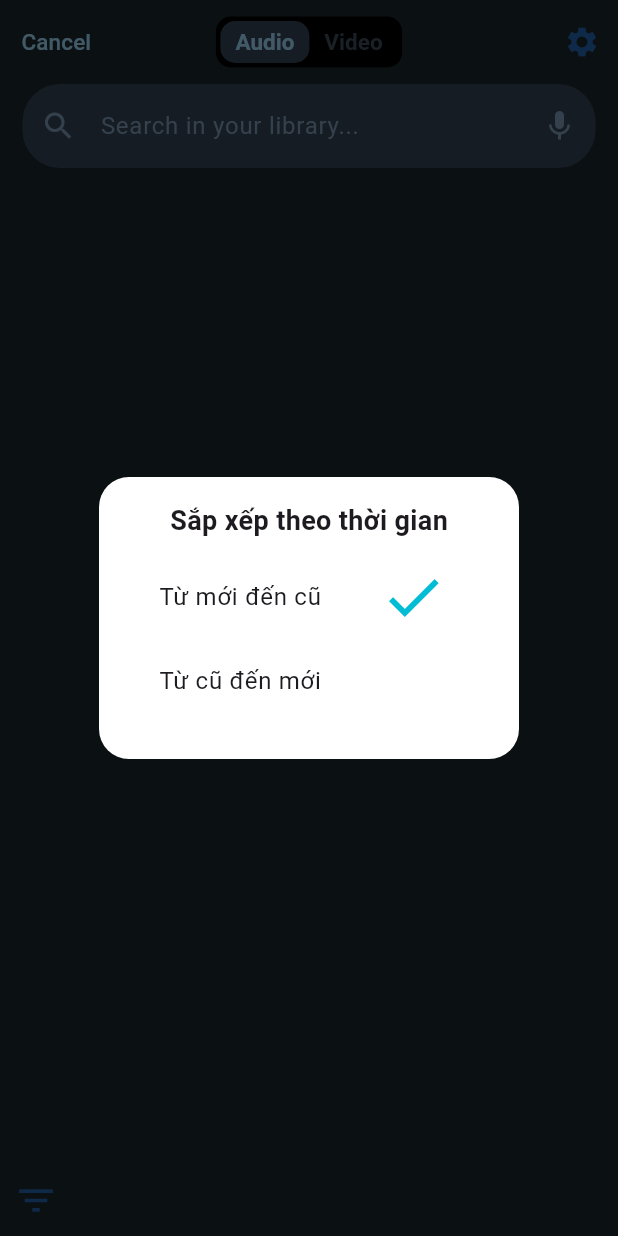
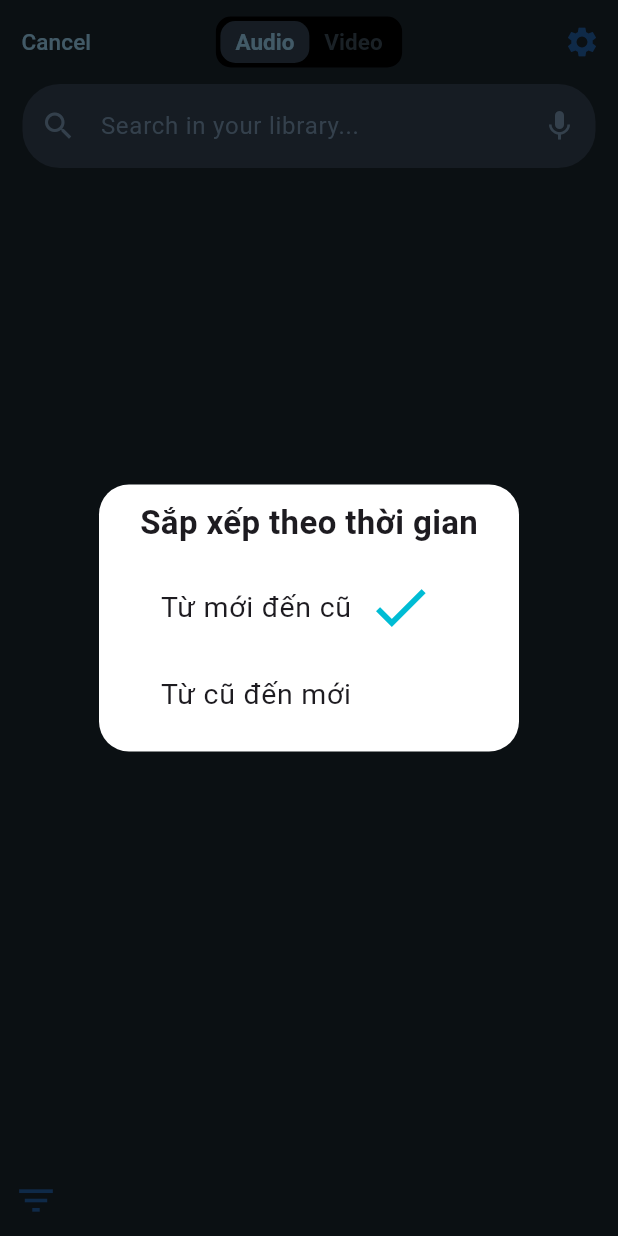
Before and after one commit to phuong2512/Media-Manager, a Flutter app: the LoadMediaScreen screen opened directly, after a tap on the "filter list" icon, on a phone screen of 412 x 824 dp. Run offline on Flutter 3.47's test engine with Material 3 defaults, Android fonts, the phone set to English and light mode, and no system bars; our stand-ins replace just_audio, permission_handler, pool, share_plus, video_player.

Commit message:
Improve sorting dialog UI in LoadMediaScreen

```diff
--- a/lib/views/load_media/load_media_screen.dart
+++ b/lib/views/load_media/load_media_screen.dart
@@ -151,11 +151,17 @@ class _LoadMediaScreenState extends State<LoadMediaScreen> {
                   Expanded(
                     child: selectedTabIndex == 0
                         ? AudioTab(
-                            audioList: controller.filteredLibrary(type: "Audio", query: _searchController.text),
+                            audioList: controller.filteredLibrary(
+                              type: "Audio",
+                              query: _searchController.text,
+                            ),
                             onMediaOptionsPressed: _handleMediaOptions,
                           )
                         : VideoTab(
-                            videoList: controller.filteredLibrary(type: "Video", query: _searchController.text),
+                            videoList: controller.filteredLibrary(
+                              type: "Video",
+                              query: _searchController.text,
+                            ),
                             onMediaOptionsPressed: _handleMediaOptions,
                           ),
                   ),
@@ -209,19 +215,27 @@ class _LoadMediaScreenState extends State<LoadMediaScreen> {
           shape: RoundedRectangleBorder(
             borderRadius: BorderRadius.circular(20),
           ),
+          contentPadding: const EdgeInsets.symmetric(vertical: 10),
           content: Column(
             mainAxisSize: MainAxisSize.min,
             children: [
               const Text(
                 'Sắp xếp theo thời gian',
-                style: TextStyle(fontSize: 18, fontWeight: FontWeight.bold),
+                style: TextStyle(fontSize: 22, fontWeight: FontWeight.bold),
               ),
               const SizedBox(height: 10),
               ListTile(
-                title: const Text('Từ mới đến cũ'),
-                trailing: controller.isSortNewestFirst
-                    ? const Icon(Icons.check, color: Colors.cyan, size: 45)
-                    : null,
+                title: Padding(
+                  padding: const EdgeInsets.symmetric(horizontal: 25),
+                  child: Row(
+                    children: [
+                      const Text('Từ mới đến cũ', style: TextStyle(fontSize: 19)),
+                      SizedBox(width: 10),
+                      if (controller.isSortNewestFirst)
+                        const Icon(Icons.check, color: Colors.cyan, size: 45),
+                    ],
+                  ),
+                ),
                 onTap: () {
                   if (!controller.isSortNewestFirst) {
                     controller.sortToggleByLastModified();
@@ -230,10 +244,20 @@ class _LoadMediaScreenState extends State<LoadMediaScreen> {
                 },
               ),
               ListTile(
-                title: const Text('Từ cũ đến mới'),
-                trailing: !controller.isSortNewestFirst
-                    ? const Icon(Icons.check, color: Colors.cyan, size: 45)
-                    : null,
+                title: Padding(
+                  padding: const EdgeInsets.symmetric(horizontal: 25),
+                  child: Row(
+                    children: [
+                      const Text(
+                        'Từ cũ đến mới',
+                        style: TextStyle(fontSize: 19),
+                      ),
+                      SizedBox(width: 10),
+                      if (!controller.isSortNewestFirst)
+                        const Icon(Icons.check, color: Colors.cyan, size: 45),
+                    ],
+                  ),
+                ),
                 onTap: () {
                   if (controller.isSortNewestFirst) {
                     controller.sortToggleByLastModified();
```
